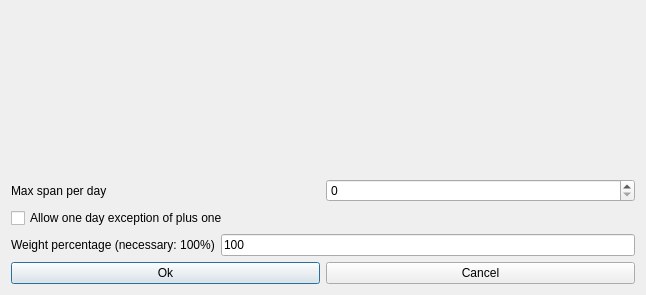
Qt form fet/src/interface/modifyconstraintteachersmaxspanperrealdayform_template.ui (vonmecheln/fet) before a commit.
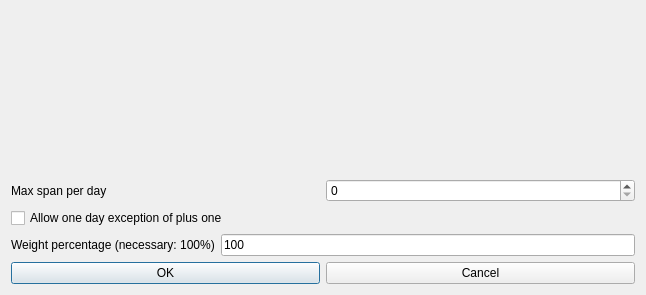
The same form after that commit.

```diff
--- a/fet/src/interface/modifyconstraintteachersmaxspanperrealdayform_template.ui
+++ b/fet/src/interface/modifyconstraintteachersmaxspanperrealdayform_template.ui
@@ -86,7 +86,7 @@
      <item>
       <widget class="QPushButton" name="okPushButton">
        <property name="text">
-        <string>Ok</string>
+        <string>OK</string>
        </property>
       </widget>
      </item>
```
